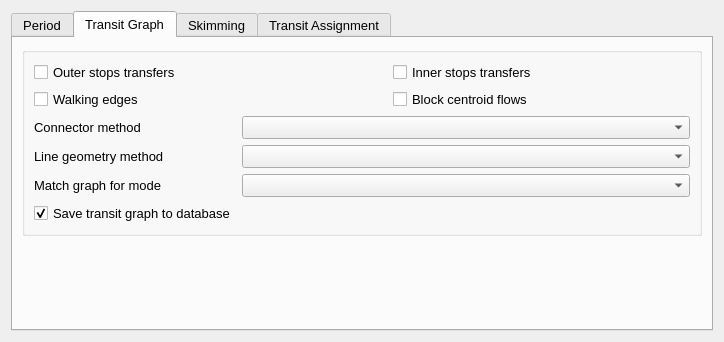
Before: the Qt Designer form qaequilibrae/modules/public_transport_procedures/forms/ui_skimming_assignment.ui in AequilibraE/qaequilibrae, drawn with Qt 5.
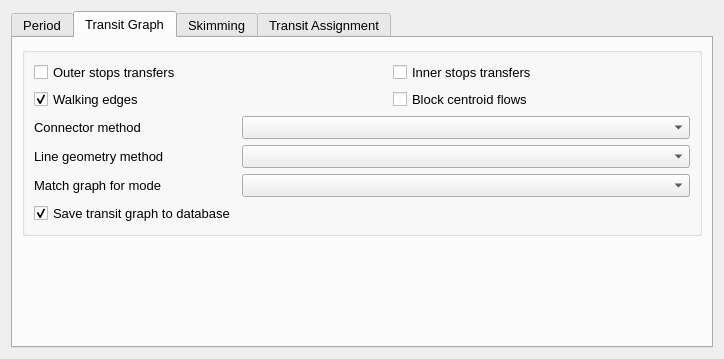
After: the same form once the commit is applied. The open tabs and pages were chosen to show the change.

```diff
--- a/qaequilibrae/modules/public_transport_procedures/forms/ui_skimming_assignment.ui
+++ b/qaequilibrae/modules/public_transport_procedures/forms/ui_skimming_assignment.ui
@@ -7,7 +7,7 @@
     <x>0</x>
     <y>0</y>
     <width>724</width>
-    <height>342</height>
+    <height>359</height>
    </rect>
   </property>
   <property name="windowTitle">
@@ -101,6 +101,9 @@
             <property name="text">
              <string>Walking edges</string>
             </property>
+            <property name="checked">
+             <bool>true</bool>
+            </property>
            </widget>
           </item>
           <item row="1" column="2" colspan="2">
```
Left out of the diff: 6 changed lines with no effect on the pictures.
